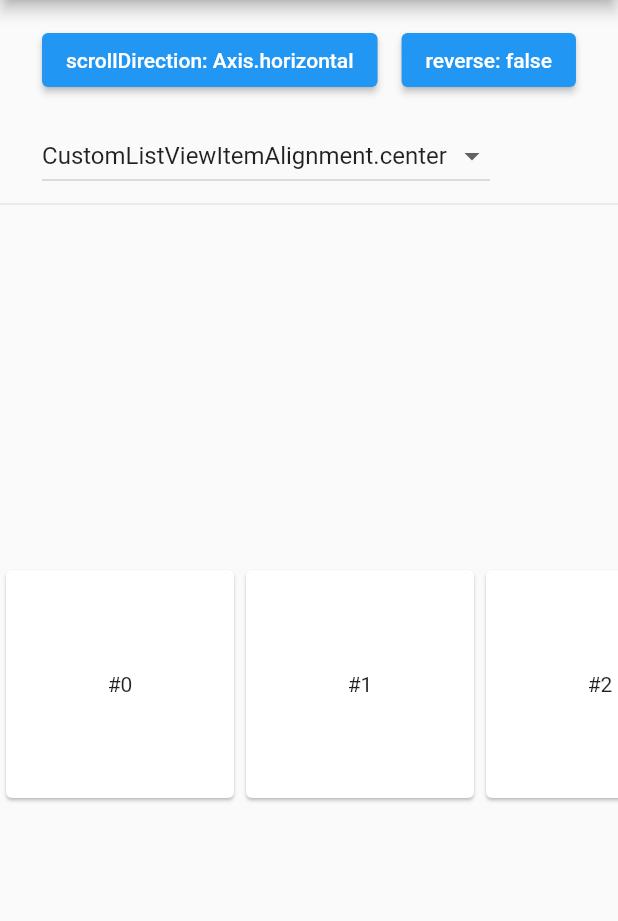
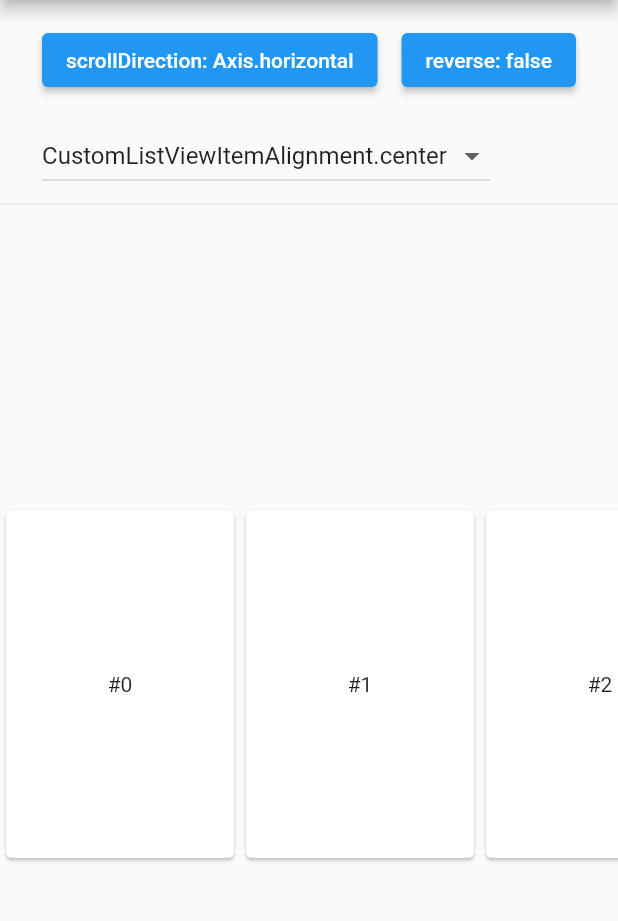
Before and after one commit to KeidsID/fl_utilities, a Flutter app: the screen it shows after launch, after a tap on "scrollDirection: Axis.vertical", on a phone screen of 412 x 824 dp, the part 84-1005 px from its top. Run offline on Flutter 3.47's test engine with Material 2 defaults, Android fonts, the phone set to English and light mode, and no system bars.

```diff
--- a/example/lib/src/widgets/custom_list_view.dart
+++ b/example/lib/src/widgets/custom_list_view.dart
@@ -83,8 +83,9 @@ class _MyAppState extends State<MyApp> {
                       isVertDirection ? Axis.vertical : Axis.horizontal,
                   reverse: isReversed,
                   itemCount: 100,
-                  itemBuilder: (_, index) => CustomListViewItemDelegate.square(
-                    dimension: 160.0,
+                  itemBuilder: (_, index) => CustomListViewItemDelegate(
+                    mainAxisLength: 160.0,
+                    crossAxisLength: 240.0,
                     crossAxisAlignment: crossAxisAlignment,
                     child: Card(
                       child: InkWell(
--- a/examples/widgets/lib/custom_list_view.dart
+++ b/examples/widgets/lib/custom_list_view.dart
@@ -83,8 +83,9 @@ class _MyAppState extends State<MyApp> {
                       isVertDirection ? Axis.vertical : Axis.horizontal,
                   reverse: isReversed,
                   itemCount: 100,
-                  itemBuilder: (_, index) => CustomListViewItemDelegate.square(
-                    dimension: 160.0,
+                  itemBuilder: (_, index) => CustomListViewItemDelegate(
+                    mainAxisLength: 160.0,
+                    crossAxisLength: 240.0,
                     crossAxisAlignment: crossAxisAlignment,
                     child: Card(
                       child: InkWell(
--- a/lib/src/widgets/custom_list_view.dart
+++ b/lib/src/widgets/custom_list_view.dart
@@ -103,6 +103,9 @@ class CustomListView extends ListView {
         );
 
   /// {@macro fl_utilities.widgets.CustomListView}
+  ///
+  /// This constructor is [CustomListView.builder] with a [separatorBuilder].
+  /// So each item will have a separator.
   CustomListView.separated({
     super.key,
     super.scrollDirection,
@@ -179,11 +182,14 @@ class CustomListViewItemDelegate {
   /// The length of the item on the [CustomListView] main axis.
   ///
   /// If `null`, then use the [child] size constraint.
+  ///
+  /// `double.infinity` will throw [AssertionError].
   final double? mainAxisLength;
 
   /// The length of the item on the [CustomListView] cross axis.
   ///
-  /// If `null`, the cross axis length will be stretched by default.
+  /// If `null`, the cross axis length will be stretched by default
+  /// (same as `double.infinity`).
   final double? crossAxisLength;
 
   /// The cross axis alignment of the item.
@@ -244,21 +250,20 @@ final class CustomListViewItem extends StatelessWidget {
       delegate.crossAxisLength == null ||
       delegate.crossAxisAlignment == CustomListViewItemAlignment.stretch;
 
+  /// Actual cross axis length that visible.
+  double? get _crossAxisLen =>
+      isStretch ? double.infinity : delegate.crossAxisLength;
+
+  /// The widget width.
+  double? get width => _isVert ? _crossAxisLen : delegate.mainAxisLength;
+
+  /// The widget height.
+  double? get height => _isVert ? delegate.mainAxisLength : _crossAxisLen;
+
   bool get _isVert => scrollDirection == Axis.vertical;
-
-  double? get _mainW => !_isVert ? delegate.mainAxisLength : null;
-  double? get _mainH => _isVert ? delegate.mainAxisLength : null;
 
   @override
   Widget build(BuildContext context) {
-    if (isStretch) {
-      return SizedBox(
-        width: _mainW,
-        height: _mainH,
-        child: delegate.child,
-      );
-    }
-
     final crossAxisDirection = getAxisDirectionFromAxisReverseAndDirectionality(
       context,
       flipAxis(scrollDirection),
@@ -266,8 +271,8 @@ final class CustomListViewItem extends StatelessWidget {
     );
 
     return Container(
-      width: _mainW,
-      height: _mainH,
+      width: !_isVert ? delegate.mainAxisLength : null,
+      height: _isVert ? delegate.mainAxisLength : null,
       alignment: switch (delegate.crossAxisAlignment) {
         CustomListViewItemAlignment.start => switch (crossAxisDirection) {
             AxisDirection.down => Alignment.topCenter,
@@ -283,22 +288,19 @@ final class CustomListViewItem extends StatelessWidget {
           },
         _ => Alignment.center,
       },
-      child: SizedBox(
-        width: _isVert ? delegate.crossAxisLength : null,
-        height: !_isVert ? delegate.crossAxisLength : null,
-        child: delegate.child,
-      ),
+      child: isStretch
+          ? delegate.child
+          : SizedBox(
+              width: _isVert ? delegate.crossAxisLength : null,
+              height: !_isVert ? delegate.crossAxisLength : null,
+              child: delegate.child,
+            ),
     );
   }
 
   @override
   void debugFillProperties(DiagnosticPropertiesBuilder properties) {
     super.debugFillProperties(properties);
-
-    final crossAxisLen = isStretch ? null : delegate.crossAxisLength;
-
-    final width = _isVert ? crossAxisLen : delegate.mainAxisLength;
-    final height = _isVert ? delegate.mainAxisLength : crossAxisLen;
 
     properties
       ..add(DoubleProperty('width', width, defaultValue: null))
```
Also changed, not shown: 1 other file.
